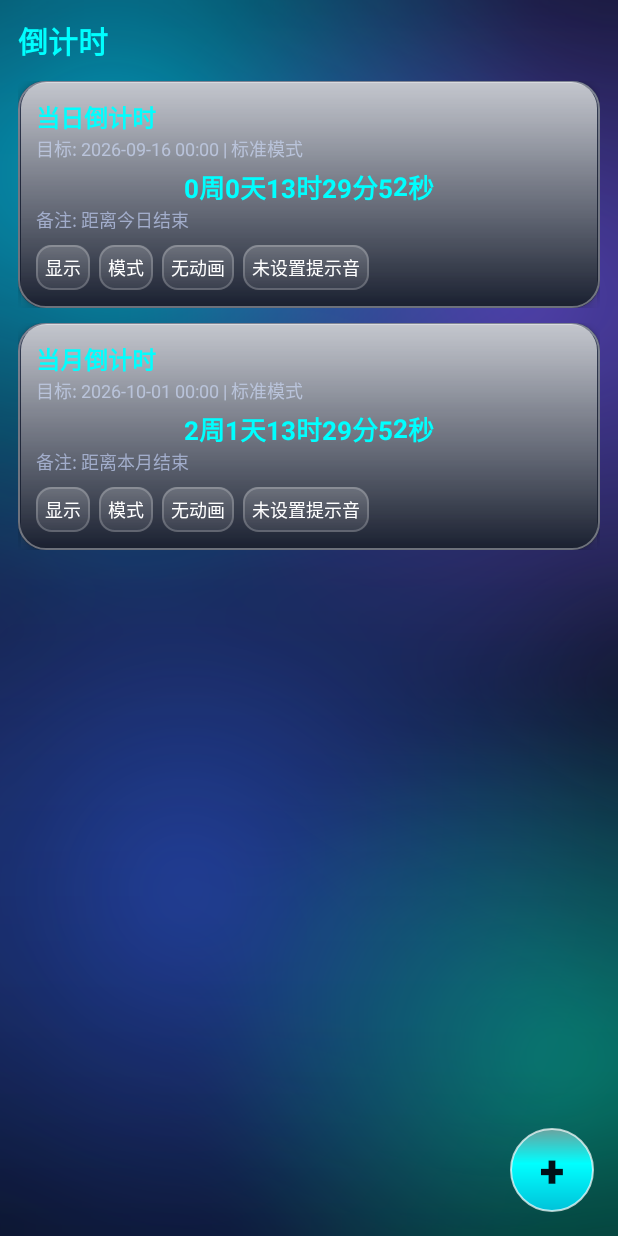
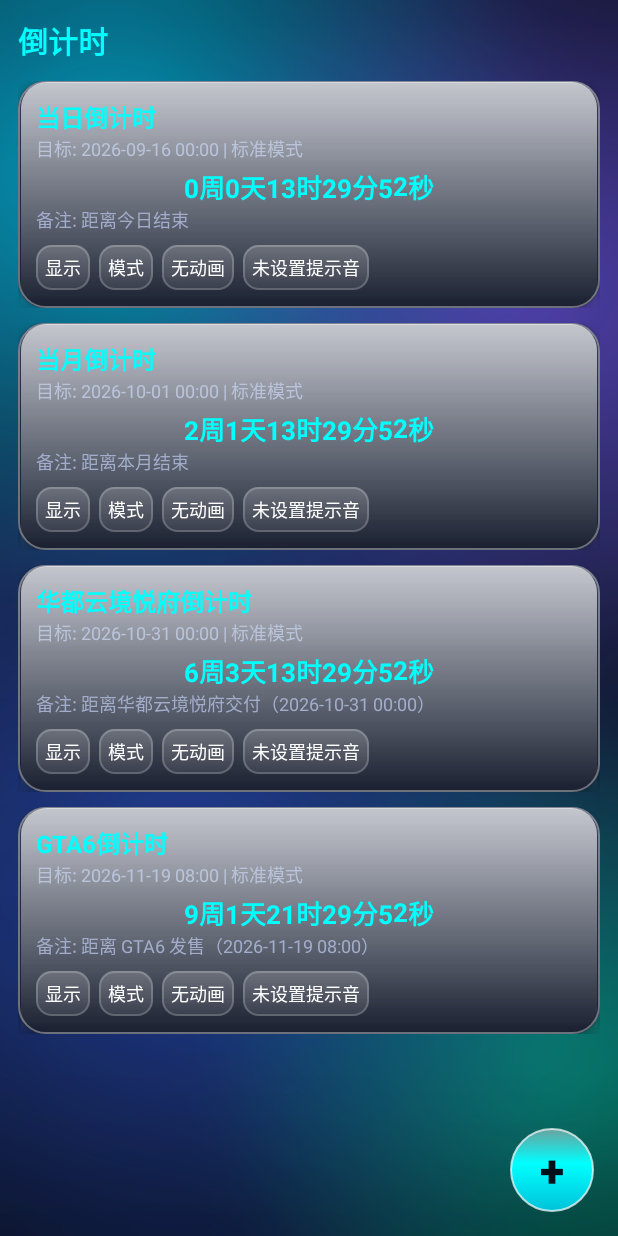
Before and after one commit to baigao110/countdown-android, an Android app: the screen it shows after launch (MainActivity), on a phone screen of 412 x 824 dp. Run offline under Robolectric (Android 15) with nearby library versions, the light colour scheme and no system bars; pictures from the network do not load.

Commit message:
同步安卓版源码：app/src/main/java/com/baigao/countdown/MainActivity.kt

```diff
--- a/app/src/main/java/com/baigao/countdown/MainActivity.kt
+++ b/app/src/main/java/com/baigao/countdown/MainActivity.kt
@@ -78,16 +78,19 @@ class MainActivity : Activity() {
         }
     }
 
-    /** 读取本地数据，并确保「当日倒计时」「当月倒计时」两个内置项始终存在。 */
+    /** 读取本地数据，并确保四个内置项（当日 / 当月 / 华都云境悦府 / GTA6）始终存在。 */
     private fun loadData() {
         data = CountdownStore.load(this)
         if (ensureBuiltInTimers()) CountdownStore.save(this, data)
     }
 
-    /** 补齐两个内置倒计时；返回是否新建（新建后才需要落盘）。 */
+    /** 补齐全部内置倒计时；返回是否新建（新建后才需要落盘）。 */
     private fun ensureBuiltInTimers(): Boolean {
-        // 先补当月再补当日，保证列表中「当日倒计时」排在「当月倒计时」之前
-        var added = ensureBuiltIn(BuiltIn.MONTH, "当月倒计时", "距离本月结束")
+        // 每个内置项都插到列表头部，因此按「倒序」补齐，
+        // 最终列表顺序才是：当日 → 当月 → 华都云境悦府 → GTA6
+        var added = ensureBuiltIn(BuiltIn.GTA6, "GTA6倒计时", "距离 GTA6 发售（2026-11-19 08:00）")
+        added = ensureBuiltIn(BuiltIn.HUADU, "华都云境悦府倒计时", "距离华都云境悦府交付（2026-10-31 00:00）") || added
+        added = ensureBuiltIn(BuiltIn.MONTH, "当月倒计时", "距离本月结束") || added
         added = ensureBuiltIn(BuiltIn.DAY, "当日倒计时", "距离今日结束") || added
         return added
     }
```
